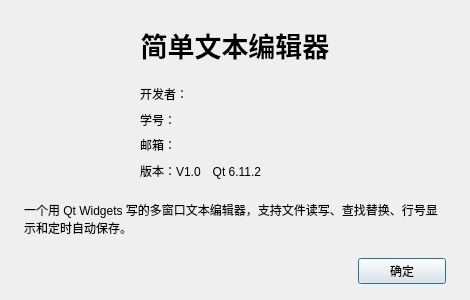
First picture: the form in aboutdialog.ui, repository zhengjun0120/qt-lab2-notepad, before the edit.
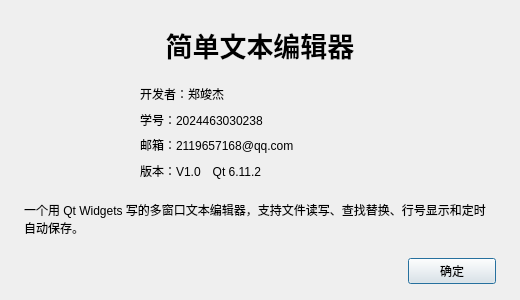
Second picture: the form after the edit. Icons and pictures are not drawn.

Commit message: feat: 关于对话框补充相关信息

The edit to the form file:
```diff
--- a/aboutdialog.ui
+++ b/aboutdialog.ui
@@ -6,7 +6,7 @@
    <rect>
     <x>0</x>
     <y>0</y>
-    <width>470</width>
+    <width>520</width>
     <height>300</height>
    </rect>
   </property>
@@ -86,21 +86,21 @@
        <item>
         <widget class="QLabel" name="labelDeveloper">
          <property name="text">
-          <string>开发者：</string>
+          <string>开发者：郑竣杰</string>
          </property>
         </widget>
        </item>
        <item>
         <widget class="QLabel" name="labelStudentId">
          <property name="text">
-          <string>学号：</string>
+          <string>学号：2024463030238</string>
          </property>
         </widget>
        </item>
        <item>
         <widget class="QLabel" name="labelEmail">
          <property name="text">
-          <string>邮箱：</string>
+          <string>邮箱：2119657168@qq.com</string>
          </property>
         </widget>
        </item>
```
The commit also changes 4 other files.
